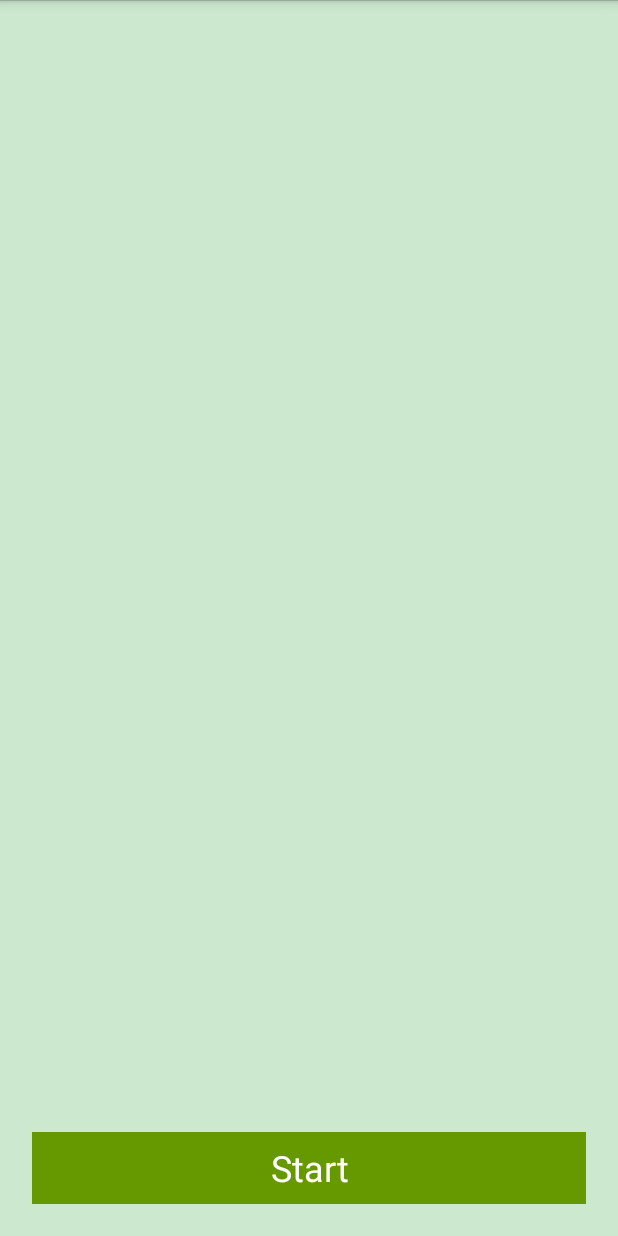
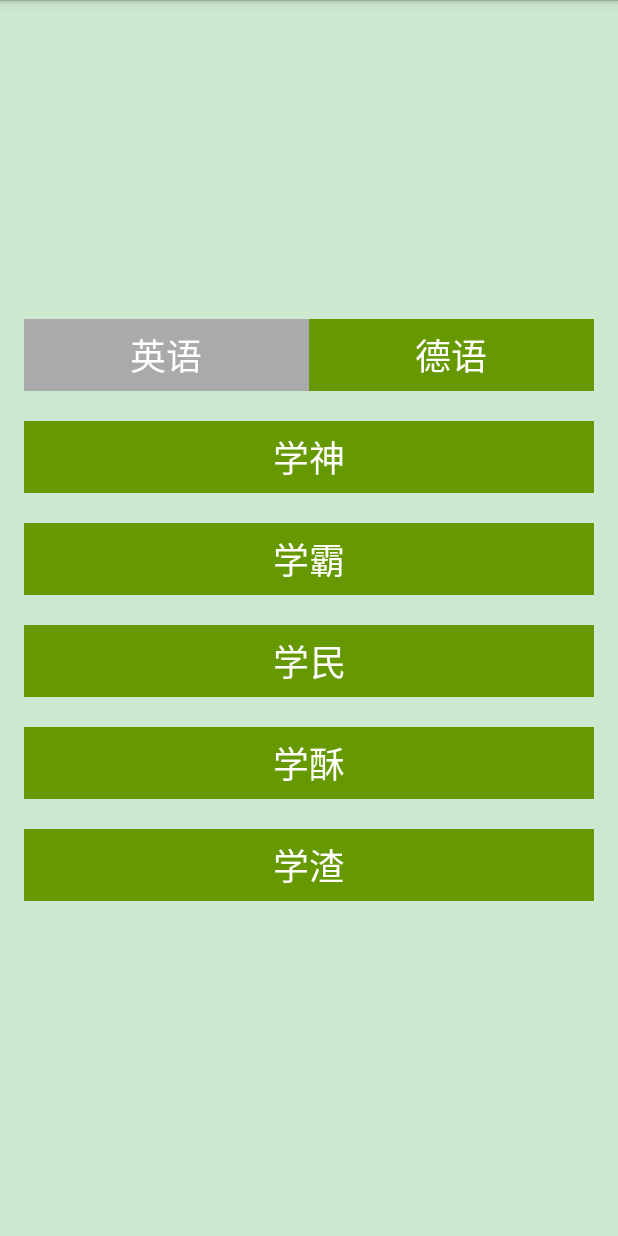
Before and after one commit to sslcs/EnglishNubmer, an Android app: the screen it shows after launch (MainActivity), on a phone screen of 412 x 824 dp. Run offline under Robolectric (Android 15) with nearby library versions, the phone set to English and light mode, and no system bars.

Commit message:
ADD : add LevelFragment

```diff
--- /dev/null
+++ b/src/main/java/com/reven/englishnumber/ui/LevelFragment.java
@@ -0,0 +1,75 @@
+package com.reven.englishnumber.ui;
+
+import android.os.Bundle;
+import android.view.LayoutInflater;
+import android.view.View;
+import android.view.ViewGroup;
+
+import com.reven.englishnumber.R;
+import com.reven.englishnumber.util.StoreUtil;
+
+/**
+ * Level Fragment
+ */
+public class LevelFragment extends BaseFragment implements View.OnClickListener {
+    // 0:English  1:German
+    private int mLanguage = 1;
+
+    @Override
+    public View onCreateView(LayoutInflater inflater, ViewGroup container, Bundle savedInstanceState) {
+        View view = inflater.inflate(R.layout.fragment_level, container, false);
+        initLayout(view);
+        return view;
+    }
+
+    private void initLayout(final View view) {
+        View vLevel0 = view.findViewById(R.id.btn_level_0);
+        View vLevel1 = view.findViewById(R.id.btn_level_1);
+        View vLevel2 = view.findViewById(R.id.btn_level_2);
+        View vLevel3 = view.findViewById(R.id.btn_level_3);
+        View vLevel4 = view.findViewById(R.id.btn_level_4);
+        vLevel0.setTag(0);
+        vLevel1.setTag(1);
+        vLevel2.setTag(2);
+        vLevel3.setTag(3);
+        vLevel4.setTag(4);
+        vLevel0.setOnClickListener(this);
+        vLevel1.setOnClickListener(this);
+        vLevel2.setOnClickListener(this);
+        vLevel3.setOnClickListener(this);
+        vLevel4.setOnClickListener(this);
+
+        final StoreUtil store = new StoreUtil(getActivity());
+        final View btnEnglish = view.findViewById(R.id.btn_english);
+        final View btnGerman = view.findViewById(R.id.btn_german);
+        btnEnglish.setOnClickListener(new View.OnClickListener() {
+            @Override
+            public void onClick(View v) {
+                mLanguage = 0;
+                store.putInt("language", mLanguage);
+                btnEnglish.setBackgroundColor(0xFF669900);
+                btnGerman.setBackgroundColor(0xFFAAAAAA);
+            }
+        });
+        btnGerman.setOnClickListener(new View.OnClickListener() {
+            @Override
+            public void onClick(View v) {
+                mLanguage = 1;
+                store.putInt("language", mLanguage);
+                btnEnglish.setBackgroundColor(0xFFAAAAAA);
+                btnGerman.setBackgroundColor(0xFF669900);
+            }
+        });
+        mLanguage = store.getInt("language", 1);
+        if (mLanguage == 0) {
+            btnEnglish.performClick();
+        }
+    }
+
+    @Override
+    public void onClick(View v) {
+        int level = (int) v.getTag();
+        MainFragment fragment = MainFragment.newInstance(level, mLanguage);
+        mHost.replace(fragment, true);
+    }
+}
--- a/src/main/java/com/reven/englishnumber/ui/MainActivity.java
+++ b/src/main/java/com/reven/englishnumber/ui/MainActivity.java
@@ -4,6 +4,7 @@ import android.app.Fragment;
 import android.app.FragmentManager;
 import android.app.FragmentTransaction;
 import android.os.Bundle;
+
 import com.reven.englishnumber.R;
 
 public class MainActivity extends SoundActivity {
@@ -16,7 +17,7 @@ public class MainActivity extends SoundActivity {
     }
 
     private void initLayout() {
-        replace(new MainFragment(), false);
+        replace(new LevelFragment(), false);
     }
 
     public void replace(Fragment fragment, boolean enableBack) {
--- a/src/main/java/com/reven/englishnumber/util/StoreUtil.java
+++ b/src/main/java/com/reven/englishnumber/util/StoreUtil.java
@@ -11,7 +11,7 @@ public class StoreUtil {
     private SharedPreferences mPreferences;
 
     public StoreUtil(Context context) {
-        this(context, "abc360prepare");
+        this(context, "store");
     }
 
     public StoreUtil(Context context, String name) {
--- /dev/null
+++ b/src/main/res/layout/fragment_level.xml
@@ -0,0 +1,61 @@
+<LinearLayout xmlns:android="http://schemas.android.com/apk/res/android"
+    xmlns:tools="http://schemas.android.com/tools"
+    android:layout_width="match_parent"
+    android:layout_height="match_parent"
+    android:gravity="center_vertical"
+    android:orientation="vertical"
+    android:padding="@dimen/activity_horizontal_margin"
+    tools:context=".MainActivity">
+
+    <LinearLayout
+        android:layout_width="match_parent"
+        android:layout_height="wrap_content"
+        android:layout_marginBottom="10dp">
+
+        <Button
+            android:id="@+id/btn_english"
+            android:layout_width="0dp"
+            android:layout_height="wrap_content"
+            android:layout_weight="1"
+            android:background="@android:color/darker_gray"
+            android:text="英语"
+            android:textColor="@android:color/white"
+            android:textSize="24sp" />
+
+        <Button
+            android:id="@+id/btn_german"
+            android:layout_width="0dp"
+            android:layout_height="wrap_content"
+            android:layout_weight="1"
+            android:background="@android:color/holo_green_dark"
+            android:text="德语"
+            android:textColor="@android:color/white"
+            android:textSize="24sp" />
+    </LinearLayout>
+
+    <Button
+        android:id="@+id/btn_level_4"
+        style="@style/BtnLevel"
+        android:text="学神" />
+
+    <Button
+        android:id="@+id/btn_level_3"
+        style="@style/BtnLevel"
+        android:text="学霸" />
+
+    <Button
+        android:id="@+id/btn_level_2"
+        style="@style/BtnLevel"
+        android:text="学民" />
+
+    <Button
+        android:id="@+id/btn_level_1"
+        style="@style/BtnLevel"
+        android:text="学酥" />
+
+    <Button
+        android:id="@+id/btn_level_0"
+        style="@style/BtnLevel"
+        android:text="学渣" />
+
+</LinearLayout>
--- a/src/main/res/layout/fragment_main.xml
+++ b/src/main/res/layout/fragment_main.xml
@@ -44,7 +44,7 @@
         android:layout_alignParentBottom="true"
         android:layout_margin="5dp"
         android:background="@android:color/holo_green_dark"
-        android:text="Start"
+        android:text="开始"
         android:textColor="@android:color/white"
         android:textSize="24sp" />
 
--- a/src/main/res/values/styles.xml
+++ b/src/main/res/values/styles.xml
@@ -19,4 +19,13 @@
         <item name="android:layout_weight">1</item>
         <item name="android:layout_margin">5dp</item>
     </style>
+    <style name="BtnLevel">
+        <item name="android:layout_width">match_parent</item>
+        <item name="android:layout_height">wrap_content</item>
+        <item name="android:background">@android:color/holo_green_dark</item>
+        <item name="android:textSize">24sp</item>
+        <item name="android:textColor">@android:color/white</item>
+        <item name="android:layout_marginTop">10dp</item>
+        <item name="android:layout_marginBottom">10dp</item>
+    </style>
 </resources>
```
Also changed, not shown: src/main/java/com/reven/englishnumber/ui/MainFragment.java (+44 -12 lines), src/main/java/com/reven/englishnumber/util/NumberUtil.java (+18 -14 lines).
